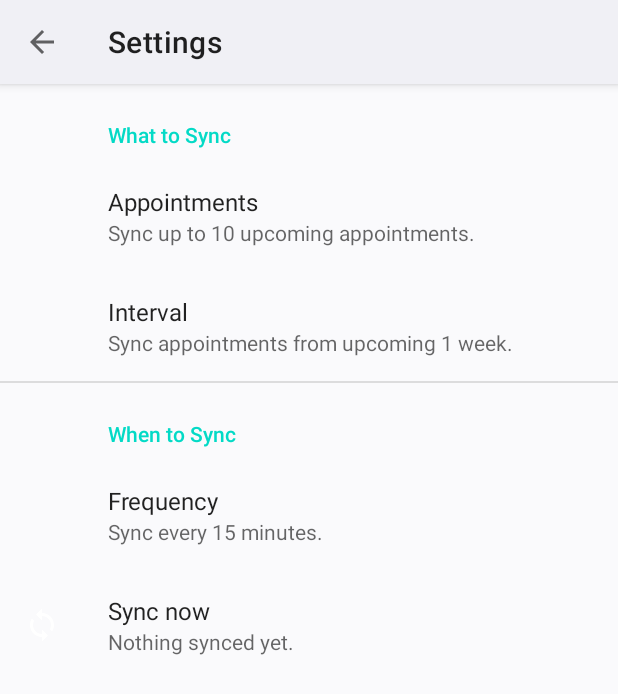
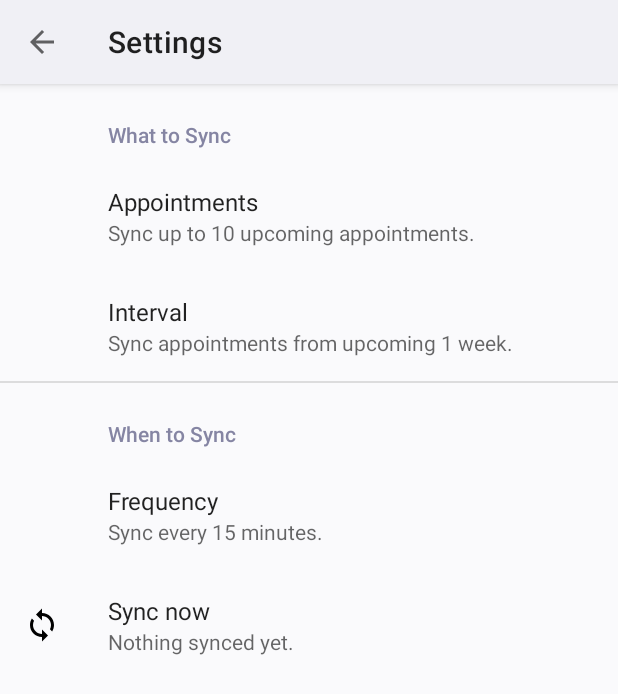
Before and after one commit to le-cds/android-calendariq, an Android app: the SettingsActivity screen opened directly, with no data from a screen before it, on a phone screen of 412 x 824 dp. Shown: the top 694 px of the screen. Run offline under Robolectric (Android 15) with nearby library versions, the phone set to English and light mode, and no system bars; our stand-ins replace androidx.preference.

Commit message:
Updated colors.

```diff
--- a/app/src/main/res/drawable/ic_sync_white_24dp.xml
+++ b/app/src/main/res/drawable/ic_sync_white_24dp.xml
@@ -4,6 +4,6 @@
     android:viewportWidth="24.0"
     android:viewportHeight="24.0">
     <path
-        android:fillColor="#FFFFFFFF"
+        android:fillColor="?attr/colorOnSurface"
         android:pathData="M12 4V1L8 5l4 4V6c3.31 0 6 2.69 6 6 0 1.01,-.25 1.97,-.7 2.8l1.46 1.46C19.54 15.03 20 13.57 20 12c0,-4.42,-3.58,-8,-8,-8zm0 14c-3.31 0,-6,-2.69,-6,-6 0,-1.01.25,-1.97.7,-2.8L5.24 7.74C4.46 8.97 4 10.43 4 12c0 4.42 3.58 8 8 8v3l4,-4,-4,-4v3z" />
 </vector>
--- a/app/src/main/res/values-night/colors.xml
+++ b/app/src/main/res/values-night/colors.xml
@@ -1,6 +1,8 @@
 <?xml version="1.0" encoding="utf-8"?>
 <resources>
     <color name="calendar_colorPrimary">#24242b</color>
+    <color name="calendar_colorPrimaryDark">#24242b</color>
+    <color name="calendar_colorSecondary">#c0c0e7</color>
     <color name="calendar_colorBackground">#121218</color>
     <color name="calendar_colorSurface">#1c1c22</color>
 </resources>
--- a/app/src/main/res/values/colors.xml
+++ b/app/src/main/res/values/colors.xml
@@ -1,6 +1,8 @@
 <?xml version="1.0" encoding="utf-8"?>
 <resources>
     <color name="calendar_colorPrimary">#f0f0f5</color>
+    <color name="calendar_colorPrimaryDark">#9c9cb5</color>
+    <color name="calendar_colorSecondary">#8585a3</color>
     <color name="calendar_colorBackground">#fafafc</color>
     <color name="calendar_colorSurface">#ffffff</color>
 </resources>
--- a/app/src/main/res/values/styles.xml
+++ b/app/src/main/res/values/styles.xml
@@ -4,6 +4,8 @@
     <!-- Base application theme. -->
     <style name="CalendarIQTheme" parent="Theme.MaterialComponents.DayNight.NoActionBar">
         <item name="colorPrimary">@color/calendar_colorPrimary</item>
+        <item name="colorPrimaryDark">@color/calendar_colorPrimaryDark</item>
+        <item name="colorSecondary">@color/calendar_colorSecondary</item>
         <item name="android:colorBackground">@color/calendar_colorBackground</item>
         <item name="colorSurface">@color/calendar_colorSurface</item>
     </style>
```
